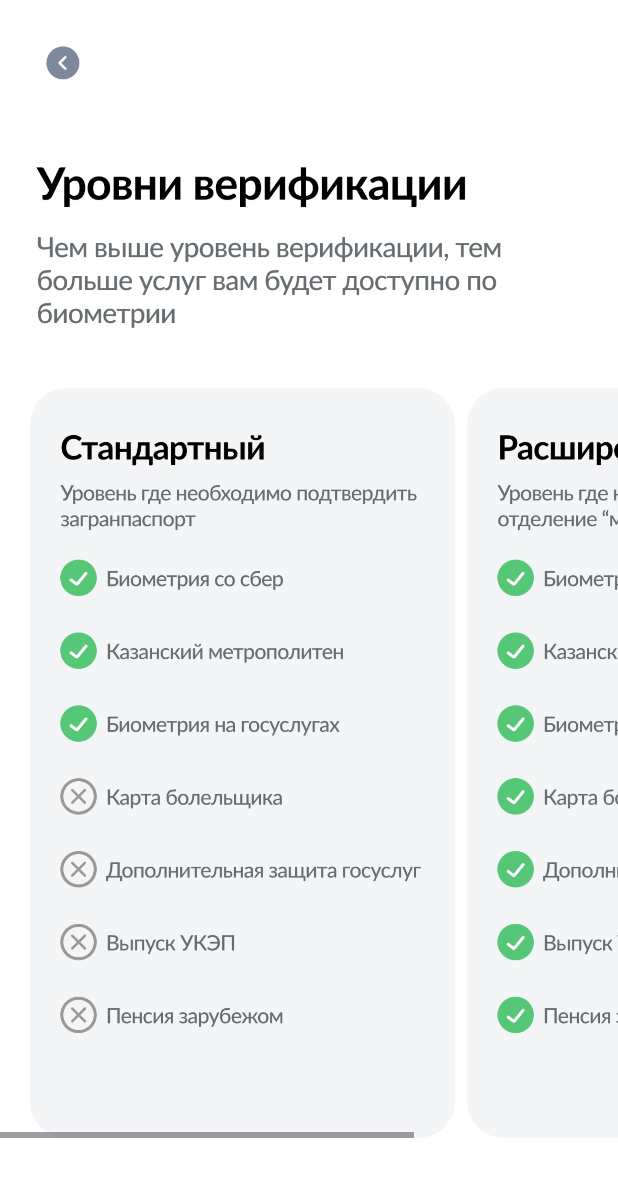
After one commit to RambleTOT/GosBioHack, an Android app: the fragment VerifFragment shown on its own in the app's theme, on a phone screen of 412 x 824 dp. The commit adds this screen. Shown: the top 1177 px of the screen. Run offline under Robolectric (Android 15) with nearby library versions, the phone set to English and light mode, and no system bars.

Commit message:
add service 2

```diff
--- a/app/src/main/java/ramble/sokol/gosbio/CurrentFragment.kt
+++ b/app/src/main/java/ramble/sokol/gosbio/CurrentFragment.kt
@@ -5,19 +5,31 @@ import androidx.fragment.app.Fragment
 import android.view.LayoutInflater
 import android.view.View
 import android.view.ViewGroup
+import ramble.sokol.gosbio.databinding.FragmentCurrentBinding
+import ramble.sokol.gosbio.databinding.FragmentStorisBinding
 
 class CurrentFragment : Fragment() {
 
+    private var binding: FragmentCurrentBinding? = null
 
     override fun onCreateView(
         inflater: LayoutInflater, container: ViewGroup?,
         savedInstanceState: Bundle?
     ): View? {
         // Inflate the layout for this fragment
-        return inflater.inflate(R.layout.fragment_current, container, false)
+        binding = FragmentCurrentBinding.inflate(inflater, container, false)
+        val view = binding!!.root
+        return view
     }
 
     override fun onViewCreated(view: View, savedInstanceState: Bundle?) {
         super.onViewCreated(view, savedInstanceState)
+        binding!!.buttonLogin.setOnClickListener{
+            val transaction = requireActivity().supportFragmentManager.beginTransaction()
+            val verifFragment = VerifFragment()
+            transaction.replace(R.id.layout_fragment, verifFragment)
+            transaction.disallowAddToBackStack()
+            transaction.commit()
+        }
     }
 }
--- /dev/null
+++ b/app/src/main/java/ramble/sokol/gosbio/VerifFragment.kt
@@ -0,0 +1,19 @@
+package ramble.sokol.gosbio
+
+import android.os.Bundle
+import androidx.fragment.app.Fragment
+import android.view.LayoutInflater
+import android.view.View
+import android.view.ViewGroup
+
+class VerifFragment : Fragment() {
+
+    override fun onCreateView(
+        inflater: LayoutInflater, container: ViewGroup?,
+        savedInstanceState: Bundle?
+    ): View? {
+        // Inflate the layout for this fragment
+        return inflater.inflate(R.layout.fragment_verif, container, false)
+    }
+
+}
--- a/app/src/main/res/layout/fragment_storis.xml
+++ b/app/src/main/res/layout/fragment_storis.xml
@@ -25,7 +25,8 @@
             android:layout_height="6dp"
             android:layout_weight="1"
             android:max="100"
-            android:foreground="@drawable/background_progress"
+            android:progressTint="@android:color/white"
+            android:backgroundTint="@android:color/darker_gray"
             android:layout_marginEnd="5dp"/>
 
         <ProgressBar
@@ -35,7 +36,8 @@
             android:layout_height="6dp"
             android:layout_weight="1"
             android:max="100"
-            android:foreground="@drawable/background_progress"
+            android:progressTint="@android:color/white"
+            android:backgroundTint="@android:color/darker_gray"
             android:layout_marginEnd="5dp"/>
 
         <ProgressBar
@@ -45,7 +47,8 @@
             android:layout_height="6dp"
             android:layout_weight="1"
             android:max="100"
-            android:foreground="@drawable/background_progress"/>
+            android:progressTint="@android:color/white"
+            android:backgroundTint="@android:color/darker_gray"/>
     </LinearLayout>
 
     <LinearLayout
--- /dev/null
+++ b/app/src/main/res/layout/fragment_verif.xml
@@ -0,0 +1,55 @@
+<?xml version="1.0" encoding="utf-8"?>
+<LinearLayout xmlns:android="http://schemas.android.com/apk/res/android"
+    xmlns:tools="http://schemas.android.com/tools"
+    android:layout_width="match_parent"
+    android:layout_height="match_parent"
+    tools:context=".VerifFragment"
+    android:background="@color/white">
+
+    <ScrollView
+        android:layout_width="match_parent"
+        android:layout_height="wrap_content"
+        android:orientation="vertical">
+
+        <LinearLayout
+            android:layout_width="match_parent"
+            android:layout_height="wrap_content"
+            android:orientation="vertical">
+
+            <ImageView
+                android:layout_width="match_parent"
+                android:layout_height="wrap_content"
+                android:src="@drawable/image_top_verif"
+                android:adjustViewBounds="true"
+                android:layout_marginHorizontal="20dp"
+                android:layout_marginTop="20dp"/>
+
+            <HorizontalScrollView
+                android:layout_width="match_parent"
+                android:layout_height="wrap_content"
+                android:layout_marginTop="20dp"
+                android:layout_marginBottom="30dp">
+
+                <LinearLayout
+                    android:layout_width="match_parent"
+                    android:layout_height="wrap_content"
+                    android:orientation="horizontal">
+
+                    <ImageView
+                        android:layout_width="wrap_content"
+                        android:layout_height="500dp"
+                        android:src="@drawable/image_bottom_verif"
+                        android:adjustViewBounds="true"
+                        android:layout_marginTop="20dp"
+                        android:layout_marginHorizontal="20dp"/>
+
+                </LinearLayout>
+
+            </HorizontalScrollView>
+
+
+        </LinearLayout>
+
+    </ScrollView>
+
+</LinearLayout>
```
Also changed, not shown: app/src/main/res/drawable/image_bottom_verif.png (added), app/src/main/res/drawable/image_top_verif.png (added).
